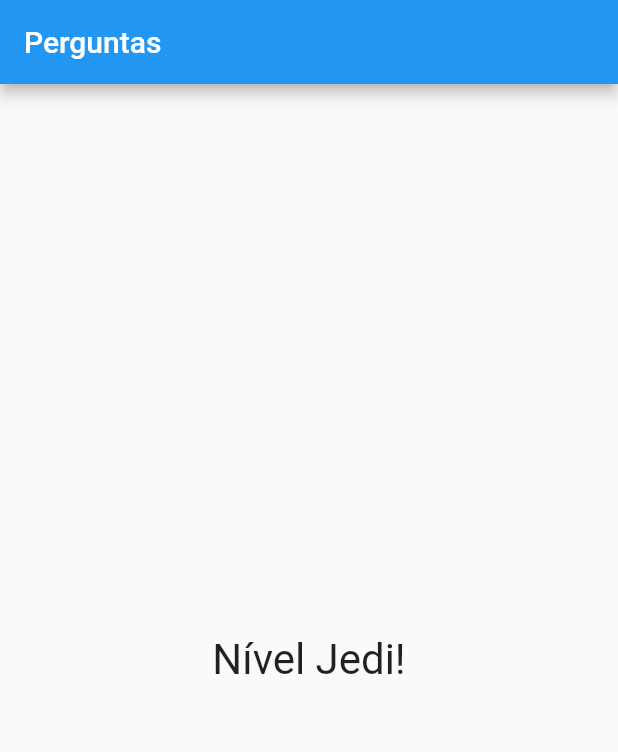
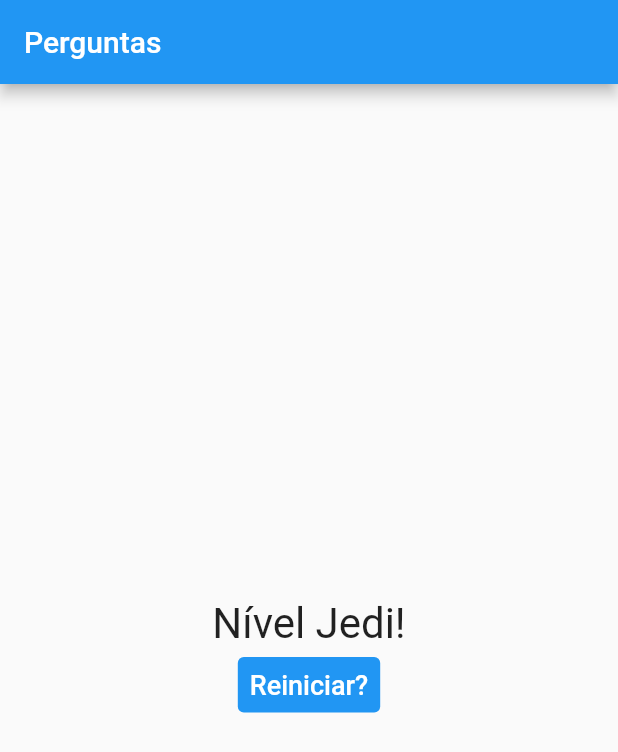
Before and after one commit to Henrique-182/flutter_studies, a Flutter app: the screen it shows after launch, after a tap on "Preto", after a tap on "Cobra", after a tap on "João", on a phone screen of 412 x 824 dp. Shown: the top 752 px of the screen. Run offline on Flutter 3.47's test engine with Material 2 defaults, Android fonts, the phone set to English and light mode, and no system bars.

```diff
--- a/secao02-nocoes_basicas_de_flutter/projeto_perguntas/lib/main.dart
+++ b/secao02-nocoes_basicas_de_flutter/projeto_perguntas/lib/main.dart
@@ -53,8 +53,13 @@ class _PerguntaAppState extends State<PerguntaApp> {
         _pontuacaoTotal += pontuacao;
       });
     }
+  }
 
-    print(_pontuacaoTotal);
+  void _reiniciarQuestionario() {
+    setState(() {
+      _perguntaSelecionada = 0;
+      _pontuacaoTotal = 0;
+    });
   }
 
   bool get temPerguntaSelecionada {
@@ -78,6 +83,7 @@ class _PerguntaAppState extends State<PerguntaApp> {
               )
             : Resultado(
                 pontuacao: _pontuacaoTotal,
+                quandoReiniciarQuestionario: _reiniciarQuestionario,
               ),
       ),
     );
--- a/secao02-nocoes_basicas_de_flutter/projeto_perguntas/lib/resultado.dart
+++ b/secao02-nocoes_basicas_de_flutter/projeto_perguntas/lib/resultado.dart
@@ -2,7 +2,12 @@ import 'package:flutter/material.dart';
 
 class Resultado extends StatelessWidget {
   final int pontuacao;
-  const Resultado({Key? key, required this.pontuacao}) : super(key: key);
+  final void Function() quandoReiniciarQuestionario;
+  const Resultado(
+      {Key? key,
+      required this.pontuacao,
+      required this.quandoReiniciarQuestionario})
+      : super(key: key);
 
   String get fraseResultado {
     if (pontuacao < 8) {
@@ -18,11 +23,29 @@ class Resultado extends StatelessWidget {
 
   @override
   Widget build(BuildContext context) {
-    return Center(
-      child: Text(
-        fraseResultado,
-        style:  const TextStyle(fontSize: 28),
-      ),
+    return Column(
+      mainAxisAlignment: MainAxisAlignment.center,
+      children: [
+        Center(
+          child: Text(
+            fraseResultado,
+            style: const TextStyle(fontSize: 28),
+          ),
+        ),
+        TextButton(
+          child: const Text(
+            "Reiniciar?",
+            style: TextStyle(
+              fontSize: 18,
+            ),
+          ),
+          style: TextButton.styleFrom(
+            primary: Colors.white,
+            backgroundColor: Colors.blue,
+          ),
+          onPressed: quandoReiniciarQuestionario,
+        ),
+      ],
     );
   }
 }
```
